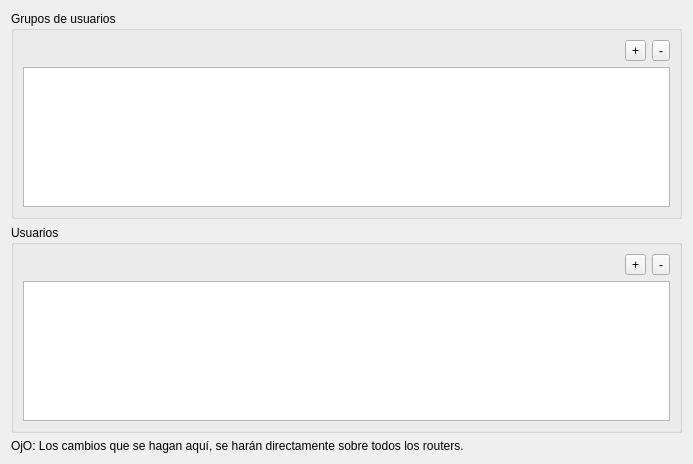
Qt form DlgROSAPIUsers.ui (silderan/QMikPPPManager) before a commit.
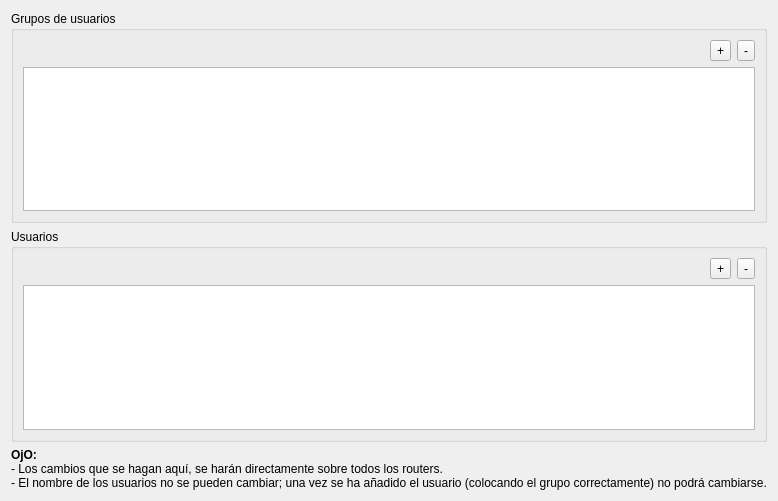
The same form after that commit. Custom widgets are drawn as their Qt base class.

Commit message:
ROSAPIUser almost done
ROS API users now can be added, modified and removed.

Diff of the .ui file:
```diff
--- a/DlgROSAPIUsers.ui
+++ b/DlgROSAPIUsers.ui
@@ -6,8 +6,8 @@
    <rect>
     <x>0</x>
     <y>0</y>
-    <width>693</width>
-    <height>464</height>
+    <width>728</width>
+    <height>501</height>
    </rect>
   </property>
   <property name="windowTitle">
@@ -95,7 +95,7 @@
    <item>
     <widget class="QLabel" name="label">
      <property name="text">
-      <string>OjO: Los cambios que se hagan aquí, se harán directamente sobre todos los routers.</string>
+      <string>&lt;html&gt;&lt;head/&gt;&lt;body&gt;&lt;p&gt;&lt;span style=&quot; font-weight:600;&quot;&gt;OjO:&lt;/span&gt;&lt;br/&gt;- Los cambios que se hagan aquí, se harán directamente sobre todos los routers.&lt;br/&gt;- El nombre de los usuarios no se pueden cambiar; una vez se ha añadido el usuario (colocando el grupo correctamente) no podrá cambiarse.&lt;/p&gt;&lt;/body&gt;&lt;/html&gt;</string>
      </property>
     </widget>
    </item>
```
Left out of the diff: 2 changed lines with no effect on the pictures. The commit also changes 27 other files.
